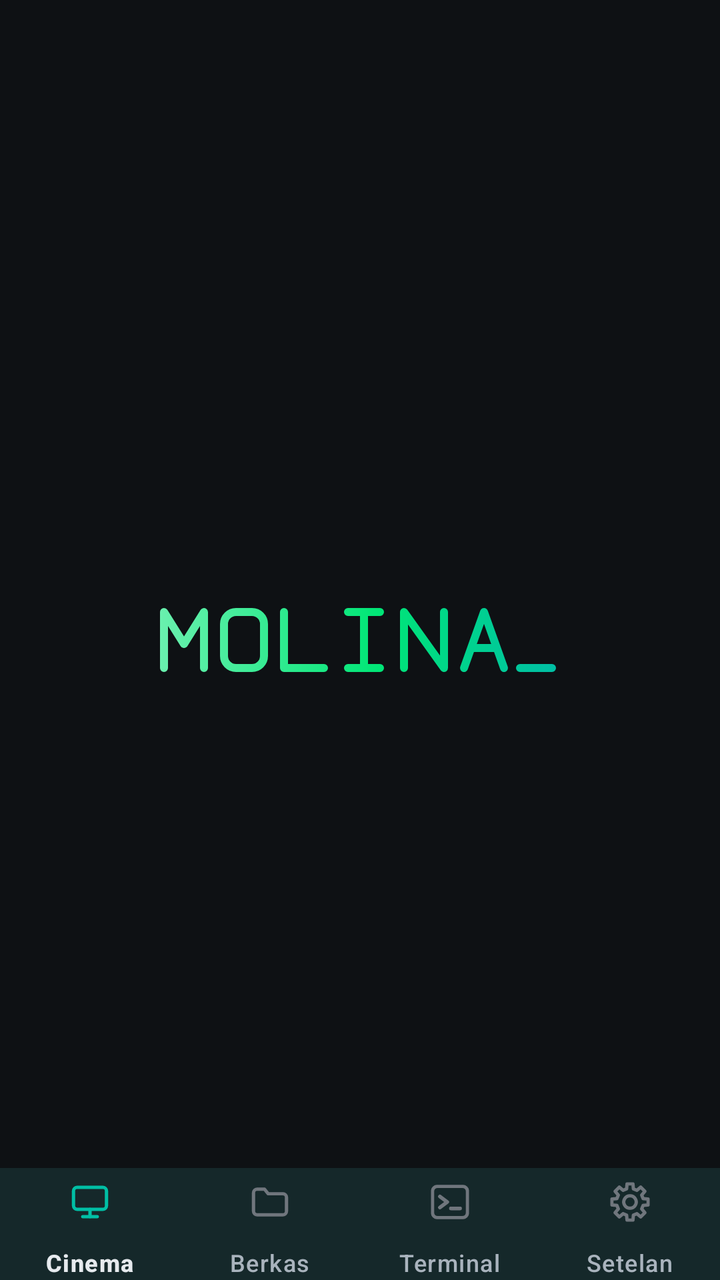
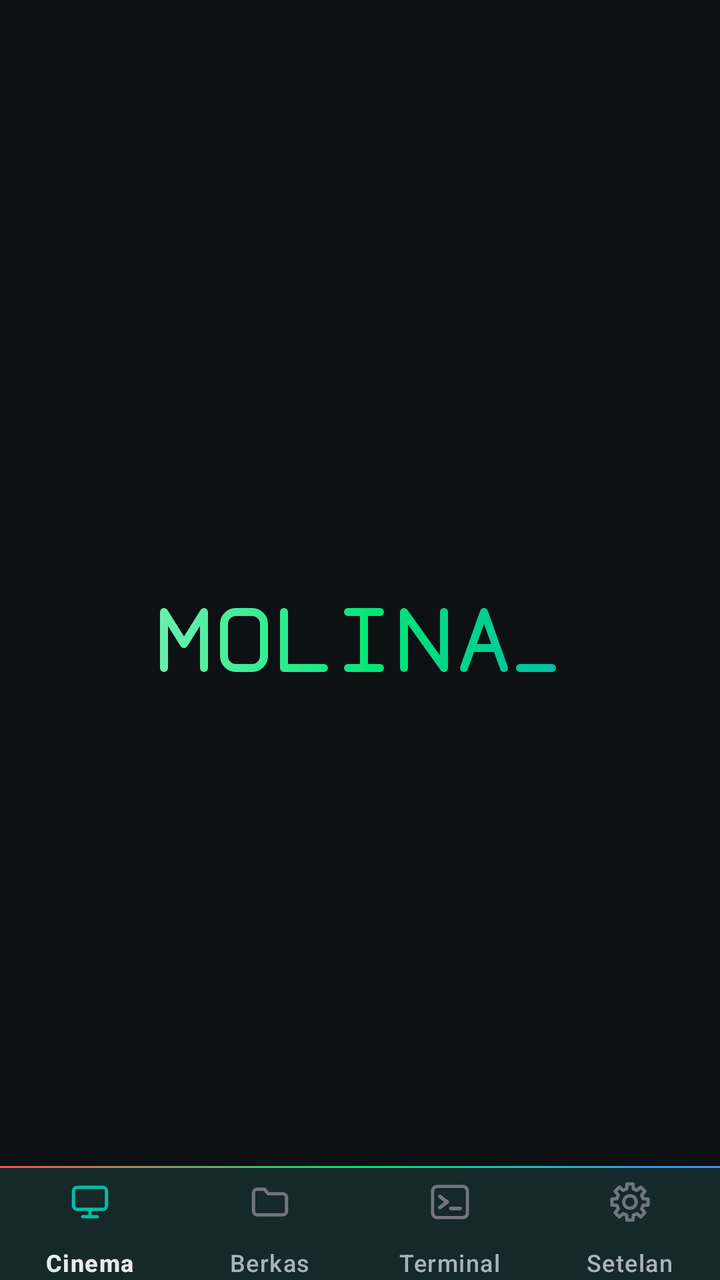

An Android layout rendered at two revisions. The XML below is the earlier revision; the diff shows what the commit changed to produce the second picture.
<!-- AndroidManifest.xml: activity theme Theme.Molina.Splash -->
<!-- res/layout/activity_main.xml -->
<?xml version="1.0" encoding="utf-8"?>
<LinearLayout xmlns:android="http://schemas.android.com/apk/res/android"
    xmlns:app="http://schemas.android.com/apk/res-auto"
    android:layout_width="match_parent"
    android:layout_height="match_parent"
    android:orientation="vertical">

    <androidx.fragment.app.FragmentContainerView
        android:id="@+id/container"
        android:layout_width="match_parent"
        android:layout_height="0dp"
        android:layout_weight="1" />

    <com.google.android.material.bottomnavigation.BottomNavigationView
        android:id="@+id/bottom_nav"
        android:layout_width="match_parent"
        android:layout_height="wrap_content"
        app:menu="@menu/bottom_nav" />
</LinearLayout>
<!-- resources referenced by this layout -->
<resources>
  <style name="Theme.Molina.Splash" parent="Theme.Molina.App">
          <item name="android:windowBackground">@drawable/molina_splash</item>
      </style>
  <style name="Theme.Molina.App" parent="Theme.Molina">
          <item name="colorPrimary">@color/molina_terminal_accent</item>
          <item name="colorOnPrimary">@color/molina_on_terminal_accent</item>
          <item name="colorSecondary">@color/molina_cinema_accent</item>
          <item name="colorOnSecondary">@color/molina_on_cinema_accent</item>
          <item name="colorSecondaryContainer">@color/molina_cinema_container</item>
          <item name="colorOnSecondaryContainer">@color/molina_cinema_accent</item>
      </style>
  <!-- drawable molina_splash (drawable) -->
  <?xml version="1.0" encoding="utf-8"?>
  <layer-list xmlns:android="http://schemas.android.com/apk/res/android">
      <item>
          <color android:color="@color/molina_bg" />
      </item>
      <item
          android:gravity="center"
          android:width="200dp"
          android:height="40dp"
          android:drawable="@drawable/molina_wordmark" />
  </layer-list>
  <style name="Theme.Molina" parent="Theme.Material3.Dark.NoActionBar">
          <item name="android:windowBackground">@color/molina_bg</item>
          <item name="android:statusBarColor">@color/molina_bg</item>
          <item name="android:navigationBarColor">@color/molina_bg</item>
          <item name="colorSurface">@color/molina_surface</item>
          <item name="colorSurfaceVariant">@color/molina_surface_variant</item>
          <item name="colorOnSurface">@color/molina_on_surface</item>
          <item name="colorOnSurfaceVariant">@color/molina_on_surface_variant</item>
          <item name="colorOutline">@color/molina_outline</item>
          <item name="colorError">@color/molina_error</item>
          <item name="shapeAppearanceCornerMedium">@style/ShapeAppearance.Molina.Medium</item>
          <item name="bottomNavigationStyle">@style/Widget.Molina.BottomNav</item>
      </style>
  <color name="molina_terminal_accent">#00BFA5</color>
  <color name="molina_on_terminal_accent">#00201B</color>
  <color name="molina_cinema_accent">#FFB300</color>
  <color name="molina_on_cinema_accent">#261A00</color>
  <color name="molina_cinema_container">#3A2A00</color>
  <color name="molina_bg">#0E1114</color>
  <color name="molina_surface">#171B20</color>
  <color name="molina_surface_variant">#1F252B</color>
  <color name="molina_on_surface">#E6EAEE</color>
  <color name="molina_on_surface_variant">#A9B3BD</color>
  <color name="molina_outline">#333B44</color>
  <color name="molina_error">#FF6B6B</color>
  <style name="ShapeAppearance.Molina.Medium" parent="ShapeAppearance.Material3.Corner.Medium">
          <item name="cornerSize">@dimen/molina_radius</item>
      </style>
  <style name="Widget.Molina.BottomNav" parent="Widget.Material3.BottomNavigationView">
          <item name="backgroundTint">@color/molina_surface</item>
          <item name="android:minHeight">56dp</item>
          <item name="itemIconTint">@null</item>
          <item name="itemTextColor">@color/molina_nav_label</item>
          <item name="itemIconSize">22dp</item>
          <item name="itemPaddingTop">6dp</item>
          <item name="itemPaddingBottom">4dp</item>
          <item name="labelVisibilityMode">labeled</item>
          <item name="itemActiveIndicatorStyle">@style/Widget.Molina.BottomNav.Indicator</item>
      </style>
  <dimen name="molina_radius">12dp</dimen>
  <style name="Widget.Molina.BottomNav.Indicator" parent="Widget.Material3.BottomNavigationView.ActiveIndicator">
          <item name="android:height">28dp</item>
      </style>
  <!-- unchanged entries left out for length: 1 -->
</resources>

<!-- the commit's change to res/layout/activity_main.xml (unified diff, before → after) -->
@@ -11,9 +11,22 @@
         android:layout_height="0dp"
         android:layout_weight="1" />
 
-    <com.google.android.material.bottomnavigation.BottomNavigationView
-        android:id="@+id/bottom_nav"
+    
+    <LinearLayout
+        android:id="@+id/nav_container"
         android:layout_width="match_parent"
         android:layout_height="wrap_content"
-        app:menu="@menu/bottom_nav" />
+        android:orientation="vertical">
+
+        <View
+            android:layout_width="match_parent"
+            android:layout_height="1dp"
+            android:background="@drawable/molina_nav_brand_line" />
+
+        <com.google.android.material.bottomnavigation.BottomNavigationView
+            android:id="@+id/bottom_nav"
+            android:layout_width="match_parent"
+            android:layout_height="wrap_content"
+            app:menu="@menu/bottom_nav" />
+    </LinearLayout>
 </LinearLayout>
<!-- resource entries referenced after the edit -->
@@ -1,5 +1,15 @@
 <!-- resources referenced by this layout -->
 <resources>
+  <!-- drawable molina_nav_brand_line (drawable) -->
+  <?xml version="1.0" encoding="utf-8"?>
+  <shape xmlns:android="http://schemas.android.com/apk/res/android"
+      android:shape="rectangle">
+      <gradient
+          android:angle="0"
+          android:startColor="#FF5252"
+          android:centerColor="#00E676"
+          android:endColor="#448AFF" />
+  </shape>
   <style name="Theme.Molina.Splash" parent="Theme.Molina.App">
           <item name="android:windowBackground">@drawable/molina_splash</item>
       </style>
